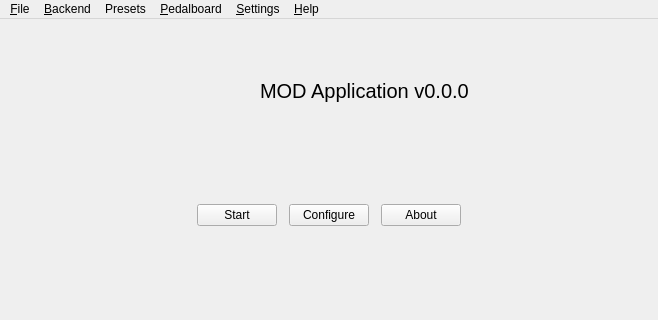
This is resources/ui/mod_host.ui in mod-audio/mod-app-legacy as Qt 5 draws it before an edit; both pictures show x 0 to 658 and y 0 to 320 of the 658 by 536 pixel window. The edited form follows.
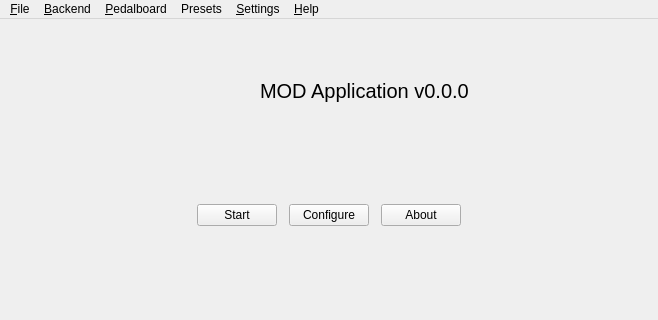
This is the edited form. Icons and pictures are not drawn.

Commit message: Some code rework, move menus around, start pedal-open dialog

Diff of the .ui file:
```diff
--- a/resources/ui/mod_host.ui
+++ b/resources/ui/mod_host.ui
@@ -333,8 +333,8 @@
    </widget>
    <addaction name="menu_File"/>
    <addaction name="menu_Backend"/>
-   <addaction name="menu_Presets"/>
    <addaction name="menu_Pedalboard"/>
+   <addaction name="menu_Presets"/>
    <addaction name="menu_Settings"/>
    <addaction name="menu_Help"/>
   </widget>
```
Left out of the diff: 63 changed lines with no effect on the pictures. The commit also changes 4 other files.
